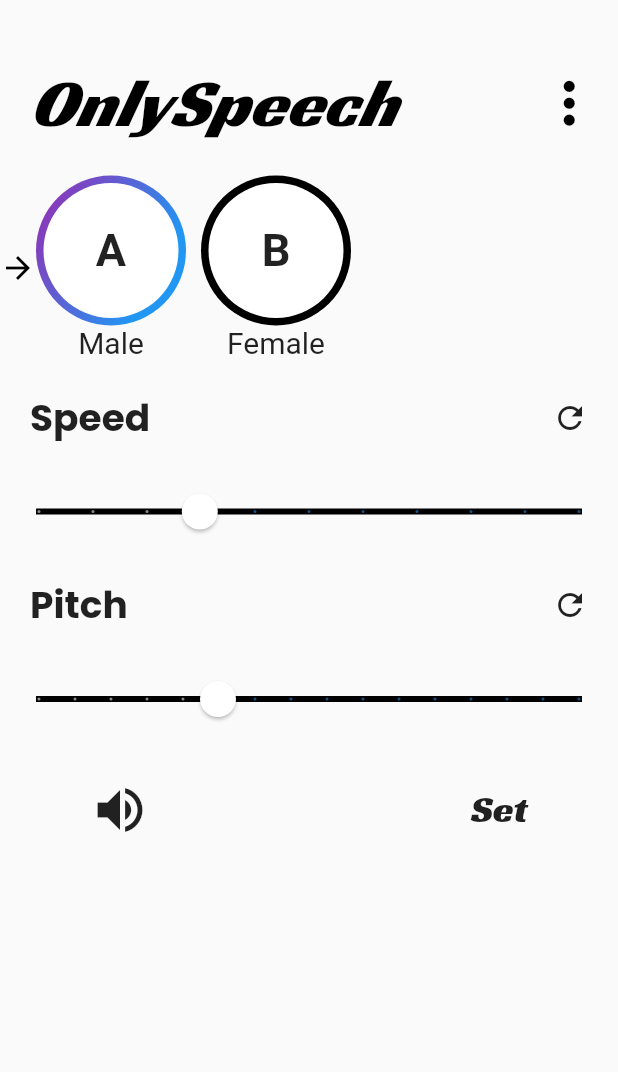
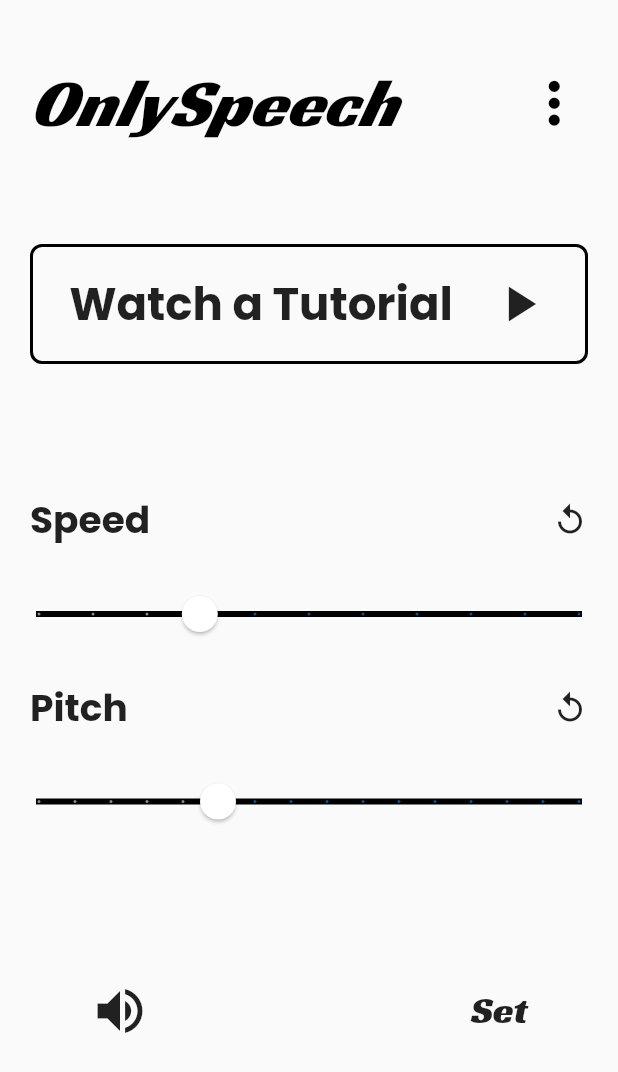
Before and after one commit to MuskanLudhiyani/tts, a Flutter app: the screen it shows after launch, after a tap on "Set", on a phone screen of 412 x 824 dp. Shown: the top 1072 px of the screen. Run offline on Flutter 3.47's test engine with Material 2 defaults, Android fonts, the phone set to English and light mode, and no system bars; our stand-ins replace flutter_tts, shared_preferences.

Commit message:
added buttons

```diff
--- a/lib/main.dart
+++ b/lib/main.dart
@@ -2,6 +2,7 @@ import 'package:flutter/material.dart';
 import 'package:flutter_tts/flutter_tts.dart';
 import 'shareservice.dart';
 import 'package:url_launcher/url_launcher.dart';
+import 'package:shared_preferences/shared_preferences.dart';
 
 void main() {
   runApp(MyApp());
@@ -65,6 +66,22 @@ class _MyHomePageState extends State<MyHomePage> {
   double currval = 1;
   double currval2 = 1;
   double _pitch = 1;
+
+  Future getval() async {
+    final prefs = await SharedPreferences.getInstance();
+    setState(() {
+      _val = prefs.getDouble('_val') ?? 1;
+      _pitch = prefs.getDouble('_pitch') ?? 1;
+    });
+  }
+
+  Future saveval() async {
+    final prefs = await SharedPreferences.getInstance();
+    setState(() {
+      prefs.setDouble('_val', _val);
+      prefs.setDouble('_pitch', _pitch);
+    });
+  }
 
   Future speak(String s) async {
     FlutterTts flutterTts = FlutterTts();
@@ -222,6 +239,7 @@ class _MyHomePageState extends State<MyHomePage> {
   @override
   void initState() {
     super.initState();
+    getval();
     ShareService()
       // Register a callback so that we handle shared data if it arrives while the
       // app is running
@@ -236,7 +254,6 @@ class _MyHomePageState extends State<MyHomePage> {
     setState(() {
       _sharedText = sharedData;
       speak(_sharedText);
-      print(_sharedText);
       _sharedText = "";
     });
   }
@@ -251,14 +268,16 @@ class _MyHomePageState extends State<MyHomePage> {
     // than having to individually change instances of widgets.
     return Scaffold(
         body: Center(
-      // Center is a layout widget. It takes a single child and positions it
-      // in the middle of the parent.
-      child: Column(children: <Widget>[
+            child: Column(
+                mainAxisAlignment: MainAxisAlignment.spaceBetween,
+                children: <Widget>[
+          Column(
+            children: [
               SizedBox(
                 height: 40,
               ),
               Padding(
-          padding: const EdgeInsets.fromLTRB(20, 0, 10, 0),
+                padding: const EdgeInsets.fromLTRB(20, 0, 20, 0),
                 child: Row(
                   mainAxisAlignment: MainAxisAlignment.spaceBetween,
                   children: [
@@ -283,103 +302,128 @@ class _MyHomePageState extends State<MyHomePage> {
                   ],
                 ),
               ),
-        SizedBox(
-          height: 20,
-        ),
-        Row(
-          children: [
-            Icon(
-              Icons.arrow_forward_outlined,
-              color: Colors.black,
-            ),
-            Column(
-              children: [
-                GestureDetector(
-                  onTap: () {
-                    setState(() {
-                      selected_tone = 0;
-                      c = a;
-                      d = b;
-                      e = Colors.black;
-                      f = Colors.black;
-                    });
-                  },
-                  child: Container(
-                      width: 100,
-                      height: 100,
-                      alignment: Alignment.center,
-                      child: Container(
-                        alignment: Alignment.center,
-                        child: Text(
-                          "A",
-                          style: TextStyle(
-                              fontSize: 30, fontWeight: FontWeight.bold),
-                        ),
-                        height: 90,
-                        width: 90,
-                        decoration: BoxDecoration(
-                            shape: BoxShape.circle, color: Colors.white),
-                      ),
-                      decoration: BoxDecoration(
-                        shape: BoxShape.circle,
-                        gradient: LinearGradient(
-                            begin: Alignment.topLeft,
-                            end: Alignment(0.8,
-                                0.0), // 10% of the width, so there are ten blinds.
-                            colors: <Color>[c, d]),
-                      )),
-                ),
-                Text("Male", style: TextStyle(fontSize: 20))
             ],
           ),
-            SizedBox(
-              width: 10,
+          Padding(
+            padding: const EdgeInsets.fromLTRB(20, 0, 20, 0),
+            child: Container(
+              height: 80,
+              decoration: BoxDecoration(
+                border: Border.all(
+                  color: Colors.black,
+                  width: 2,
                 ),
-            Column(
+                borderRadius: BorderRadius.all(Radius.circular(8)),
+              ),
+              child: Row(
+                mainAxisAlignment: MainAxisAlignment.spaceEvenly,
                 children: [
-                GestureDetector(
-                  onTap: () {
-                    setState(() {
-                      selected_tone = 1;
-                      e = a;
-                      f = b;
-                      c = Colors.black;
-                      d = Colors.black;
-                    });
-                  },
-                  child: Container(
-                      width: 100,
-                      height: 100,
-                      alignment: Alignment.center,
-                      child: Container(
-                        alignment: Alignment.center,
-                        child: Text(
-                          "B",
+                  Text(
+                    'Watch a Tutorial',
                     style: TextStyle(
-                              fontSize: 30, fontWeight: FontWeight.bold),
+                        fontSize: 30,
+                        fontFamily: "poppins",
+                        fontWeight: FontWeight.bold),
                   ),
-                        height: 90,
-                        width: 90,
-                        decoration: BoxDecoration(
-                            shape: BoxShape.circle, color: Colors.white),
-                      ),
-                      decoration: BoxDecoration(
-                        shape: BoxShape.circle,
-                        gradient: LinearGradient(
-                            begin: Alignment.topLeft,
-                            end: Alignment(0.8,
-                                0.0), // 10% of the width, so there are ten blinds.
-                            colors: <Color>[e, f]),
-                      )),
-                ),
-                Text(
-                  "Female",
-                  style: TextStyle(fontSize: 20),
-                )
-              ],
+                  Icon(
+                    Icons.play_arrow,
+                    size: 40,
                   ),
                 ],
               ),
+            ),
+          ),
+          // Row(
+          //   children: [
+          //     Icon(
+          //       Icons.arrow_forward_outlined,
+          //       color: Colors.black,
+          //     ),
+          //     Column(
+          //       children: [
+          //         GestureDetector(
+          //           onTap: () {
+          //             setState(() {
+          //               selected_tone = 0;
+          //               c = a;
+          //               d = b;
+          //               e = Colors.black;
+          //               f = Colors.black;
+          //             });
+          //           },
+          //           child: Container(
+          //               width: 100,
+          //               height: 100,
+          //               alignment: Alignment.center,
+          //               child: Container(
+          //                 alignment: Alignment.center,
+          //                 child: Text(
+          //                   "A",
+          //                   style: TextStyle(
+          //                       fontSize: 30, fontWeight: FontWeight.bold),
+          //                 ),
+          //                 height: 90,
+          //                 width: 90,
+          //                 decoration: BoxDecoration(
+          //                     shape: BoxShape.circle, color: Colors.white),
+          //               ),
+          //               decoration: BoxDecoration(
+          //                 shape: BoxShape.circle,
+          //                 gradient: LinearGradient(
+          //                     begin: Alignment.topLeft,
+          //                     end: Alignment(0.8,
+          //                         0.0), // 10% of the width, so there are ten blinds.
+          //                     colors: <Color>[c, d]),
+          //               )),
+          //         ),
+          //       ],
+          //     ),
+          //     SizedBox(
+          //       width: 10,
+          //     ),
+          //     Column(
+          //       children: [
+          //         GestureDetector(
+          //           onTap: () {
+          //             setState(() {
+          //               selected_tone = 1;
+          //               e = a;
+          //               f = b;
+          //               c = Colors.black;
+          //               d = Colors.black;
+          //             });
+          //           },
+          //           child: Container(
+          //               width: 100,
+          //               height: 100,
+          //               alignment: Alignment.center,
+          //               child: Container(
+          //                 alignment: Alignment.center,
+          //                 child: Text(
+          //                   "B",
+          //                   style: TextStyle(
+          //                       fontSize: 30, fontWeight: FontWeight.bold),
+          //                 ),
+          //                 height: 90,
+          //                 width: 90,
+          //                 decoration: BoxDecoration(
+          //                     shape: BoxShape.circle, color: Colors.white),
+          //               ),
+          //               decoration: BoxDecoration(
+          //                 shape: BoxShape.circle,
+          //                 gradient: LinearGradient(
+          //                     begin: Alignment.topLeft,
+          //                     end: Alignment(0.8,
+          //                         0.0), // 10% of the width, so there are ten blinds.
+          //                     colors: <Color>[e, f]),
+          //               )),
+          //         ),
+          //       ],
+          //     ),
+          //   ],
+          // ),
+          Column(
+            children: [
               Padding(
                 padding: const EdgeInsets.all(20.0),
                 child: Row(
@@ -393,9 +437,11 @@ class _MyHomePageState extends State<MyHomePage> {
                       ),
                     ),
                     GestureDetector(
-                child: Icon(Icons.refresh),
+                      child: Icon(Icons.replay),
                       onTap: () {
+                        setState(() {
                           currval = 1;
+                        });
                       },
                     )
                   ],
@@ -440,9 +486,12 @@ class _MyHomePageState extends State<MyHomePage> {
                       ),
                     ),
                     GestureDetector(
-                child: Icon(Icons.refresh),
+                      child: Icon(Icons.replay),
                       onTap: () {
+                        setState(() {
                           currval2 = 1;
+                          print(currval);
+                        });
                       },
                     )
                   ],
@@ -474,21 +523,34 @@ class _MyHomePageState extends State<MyHomePage> {
                       }),
                 ),
               ),
+            ],
+          ),
+          Column(
+            children: [
               Padding(
                 padding: const EdgeInsets.fromLTRB(60, 30, 60, 30),
                 child: Row(
                   mainAxisAlignment: MainAxisAlignment.spaceBetween,
                   children: [
-              Icon(
+                    GestureDetector(
+                      child: Icon(
                         Icons.volume_up,
                         size: 40,
                       ),
+                      onTap: () {
+                        speak(
+                            'OnlySpeech Text To Speech is a mobile app that allows people with ADHD, dyslexia, vision problems, concussions, and other reading difficulties to have any text read out to them using a computer generated text to speech voice.');
+                      },
+                    ),
                     GestureDetector(
                       onTap: () {
+                        setState(() {
                           _val = currval;
                           _pitch = currval2;
                           print(_pitch);
                           print(_val);
+                          saveval();
+                        });
                       },
                       child: Text(
                         "Set",
@@ -500,9 +562,12 @@ class _MyHomePageState extends State<MyHomePage> {
                     )
                   ],
                 ),
+              ),
+              SizedBox(
+                height: 100,
+              ),
+            ],
           )
-      ]),
-      // This trailing comma makes auto-formatting nicer for build methods.
-    ));
+        ])));
   }
 }
--- a/pubspec.yaml
+++ b/pubspec.yaml
@@ -30,6 +30,7 @@ dependencies:
   cupertino_icons: ^1.0.2
   url_launcher: ^6.0.3
   flutter_tts: ^3.1.0
+  shared_preferences: ^2.0.5
 
 dev_dependencies:
   flutter_test:
```
Also changed, not shown: pubspec.lock. Lines whose indentation alone changed are shown as unchanged.
